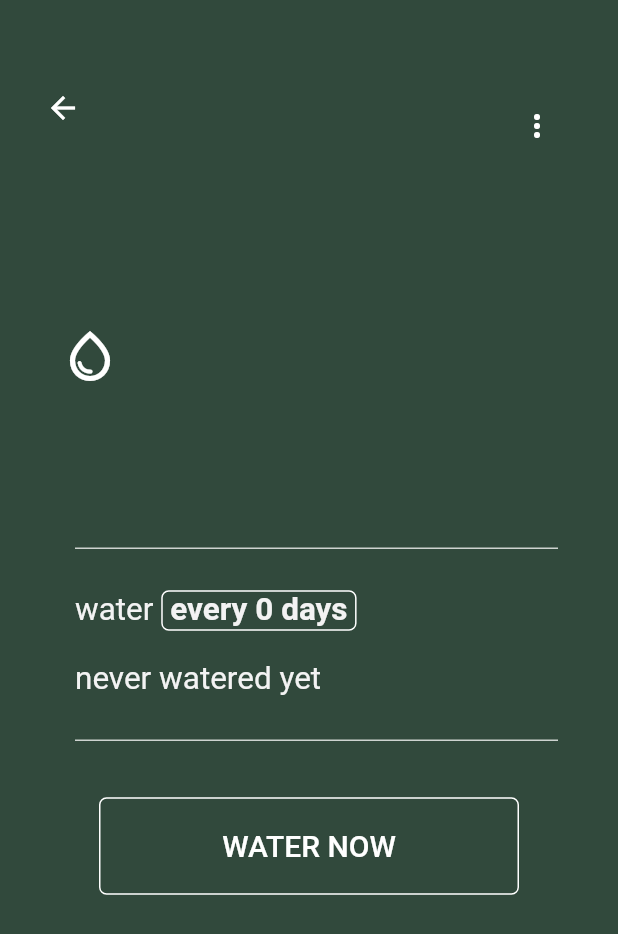
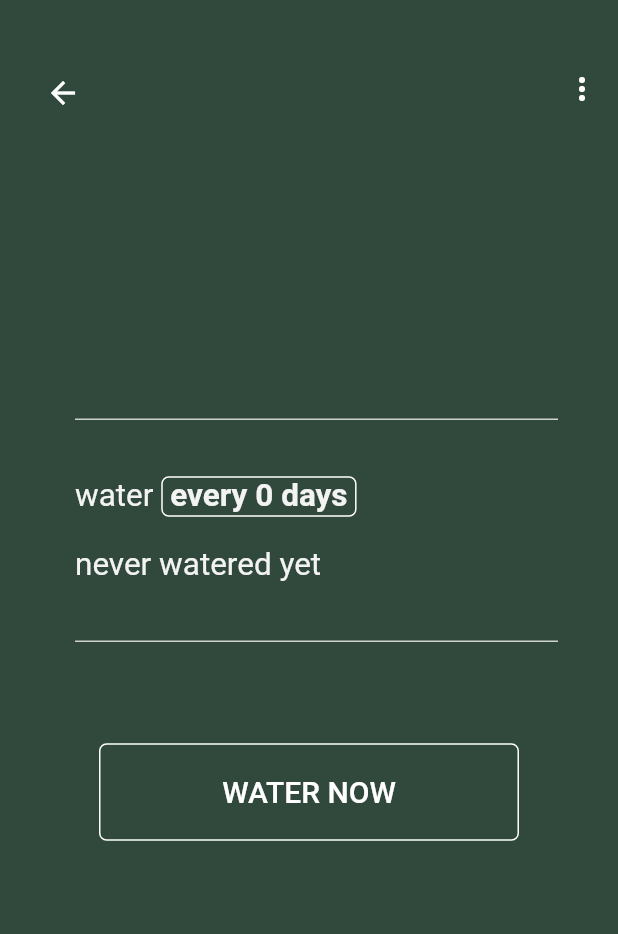
Before and after one commit to abertschi/water-me, a Flutter app: the ShowPlant screen opened directly, on a phone screen of 412 x 824 dp. Shown: the top 934 px of the screen. Run offline on Flutter 3.47's test engine with Material 2 defaults, Android fonts, the phone set to English and light mode, and no system bars; our stand-ins replace camera, flutter_local_notifications, permission_handler, shared_preferences; missing offline and left inert: external_path, workmanager; accounts and stored records are empty; Roboto replaces fonts that are missing (Raleway).

Commit message:
plant_show: padding and ui

```diff
--- a/lib/screens/plant_show.dart
+++ b/lib/screens/plant_show.dart
@@ -40,25 +40,26 @@
         child: Column(
       crossAxisAlignment: CrossAxisAlignment.start,
       children: <Widget>[
-        const SizedBox(height: 60.0),
-        const Icon(
-          Icons.water_drop_outlined,
-          color: Colors.white,
-          size: 40.0,
-        ),
-        const SizedBox(height: 30.0),
+        // const SizedBox(height: 60.0),
+        // const Icon(
+        //   Icons.water_drop_outlined,
+        //   color: Colors.white,
+        //   size: 60.0,
+        // ),
+        // const SizedBox(height: 30.0),
         Text(
           plant.plantName,
-          style: const TextStyle(color: Colors.white, fontSize: 34.0),
+          textAlign: TextAlign.center,
+          style: const TextStyle(color: Colors.white, fontSize: 50.0,),
         ),
-        const SizedBox(height: 30.0),
+        const SizedBox(height: 60.0),
         const Padding(
             padding: EdgeInsets.only(left: 10.0),
             child: Divider(
-              color: Color.fromRGBO(255, 255, 255, 0.7607843137254902),
+              color: Color.fromRGBO(255, 255, 255, 0.76),
               thickness: 1.0,
             )),
-        const SizedBox(height: 20.0),
+        const SizedBox(height: 30.0),
         Padding(
           padding: const EdgeInsets.only(left: 10.0),
           child: Row(children: [
@@ -83,14 +84,14 @@
             padding: const EdgeInsets.only(left: 10.0, top: 20.0),
             child:
                 buildWateredText(context, plant, descTextSize, descTextBold)),
-        const SizedBox(height: 20.0),
+        const SizedBox(height: 30.0),
         const Padding(
             padding: EdgeInsets.only(left: 10.0),
             child: Divider(
               color: Color.fromRGBO(255, 255, 255, 0.7607843137254902),
               thickness: 1.0,
             )),
-        const SizedBox(height: 30.0),
+        const SizedBox(height: 60.0),
         Padding(
             padding: const EdgeInsets.only(bottom: 100.0),
             child: buttonTemplate(
@@ -118,7 +119,7 @@
         Container(
           height: MediaQuery.of(context).size.height,
           padding: const EdgeInsets.only(
-              top: 40.0, right: 40.0, left: 40.0, bottom: 10.0),
+              top: 0.0, right: 40.0, left: 40.0, bottom: 10.0),
           width: MediaQuery.of(context).size.width,
           decoration:
               const BoxDecoration(color: Color.fromRGBO(49, 73, 60, 0.6)),
@@ -128,7 +129,7 @@
         ),
         Positioned(
           left: 30.0,
-          top: 60.0,
+          top: 50.0,
           child: GestureDetector(
             onTap: () {
               Navigator.pop(context);
@@ -137,8 +138,8 @@
           ),
         ),
         Positioned(
-          right: 30.0,
-          top: 60.0,
+          right: 0.0,
+          top: 35.0,
           child: GestureDetector(
               onTap: () {
                 Navigator.pop(context);
```
Also changed, not shown: 1 other file.
